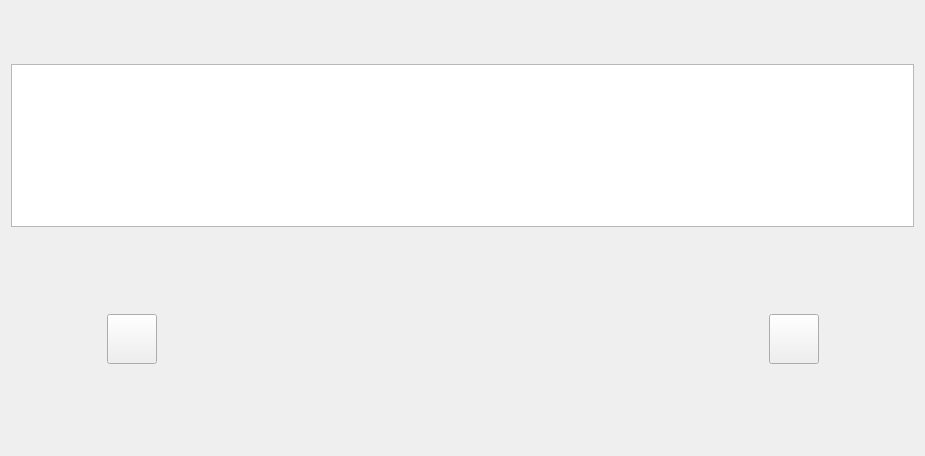
Old version of the form src/widget_shared/chatgptwindow.ui in the repository billlin0904/xamp2.
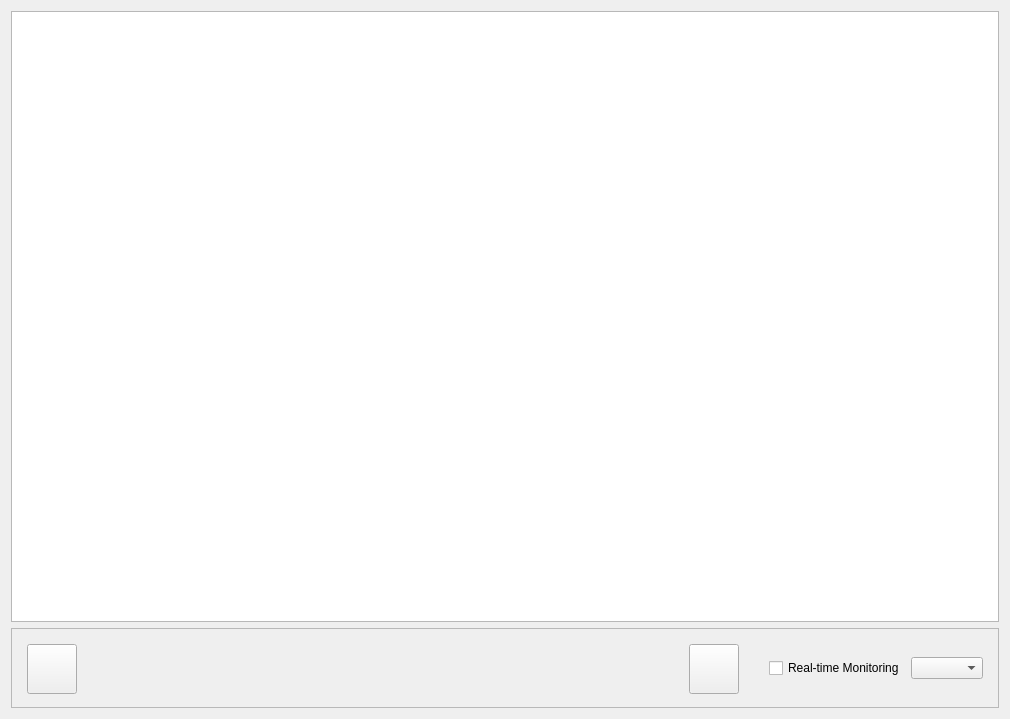
New version of the form. Custom widgets are drawn as their Qt base class.

```diff
--- a/src/widget_shared/chatgptwindow.ui
+++ b/src/widget_shared/chatgptwindow.ui
@@ -6,36 +6,42 @@
    <rect>
     <x>0</x>
     <y>0</y>
-    <width>925</width>
-    <height>456</height>
+    <width>1010</width>
+    <height>719</height>
    </rect>
   </property>
   <property name="windowTitle">
    <string/>
   </property>
   <layout class="QVBoxLayout" name="verticalLayout_2">
-   <item>
-    <spacer name="verticalSpacer">
-     <property name="orientation">
-      <enum>Qt::Orientation::Vertical</enum>
-     </property>
-     <property name="sizeHint" stdset="0">
-      <size>
-       <width>20</width>
-       <height>83</height>
-      </size>
-     </property>
-    </spacer>
-   </item>
    <item>
     <layout class="QVBoxLayout" name="verticalLayout">
      <item>
       <widget class="QPlainTextEdit" name="plainTextEdit"/>
      </item>
      <item>
-      <layout class="QHBoxLayout" name="horizontalLayout_3">
+      <widget class="QFrame" name="frame">
+       <property name="minimumSize">
+        <size>
+         <width>0</width>
+         <height>80</height>
+        </size>
+       </property>
+       <property name="maximumSize">
+        <size>
+         <width>16777215</width>
+         <height>80</height>
+        </size>
+       </property>
+       <property name="frameShape">
+        <enum>QFrame::Shape::StyledPanel</enum>
+       </property>
+       <property name="frameShadow">
+        <enum>QFrame::Shadow::Raised</enum>
+       </property>
+       <layout class="QVBoxLayout" name="verticalLayout_3">
        <item>
-        <layout class="QHBoxLayout" name="horizontalLayout">
+         <layout class="QHBoxLayout" name="horizontalLayout_2">
          <property name="leftMargin">
           <number>6</number>
          </property>
@@ -91,13 +97,13 @@
            <property name="minimumSize">
             <size>
              <width>600</width>
-             <height>200</height>
+              <height>50</height>
             </size>
            </property>
            <property name="maximumSize">
             <size>
              <width>16777215</width>
-             <height>200</height>
+              <height>50</height>
             </size>
            </property>
           </widget>
@@ -128,7 +134,37 @@
           </widget>
          </item>
          <item>
-          <spacer name="horizontalSpacer">
+           <spacer name="horizontalSpacer_4">
+            <property name="orientation">
+             <enum>Qt::Orientation::Horizontal</enum>
+            </property>
+            <property name="sizeHint" stdset="0">
+             <size>
+              <width>100</width>
+              <height>20</height>
+             </size>
+            </property>
+           </spacer>
+          </item>
+          <item>
+           <widget class="QCheckBox" name="readlTimeMonitoringCheckBox">
+            <property name="text">
+             <string>Real-time Monitoring</string>
+            </property>
+           </widget>
+          </item>
+          <item>
+           <widget class="QComboBox" name="outputDeviceComboBox">
+            <property name="maximumSize">
+             <size>
+              <width>200</width>
+              <height>16777215</height>
+             </size>
+            </property>
+           </widget>
+          </item>
+          <item>
+           <spacer name="horizontalSpacer_5">
            <property name="orientation">
             <enum>Qt::Orientation::Horizontal</enum>
            </property>
@@ -143,6 +179,7 @@
         </layout>
        </item>
       </layout>
+      </widget>
      </item>
     </layout>
    </item>
```
Left out of the diff: 2 changed lines with no effect on the pictures. Lines whose indentation alone changed are shown as unchanged.
